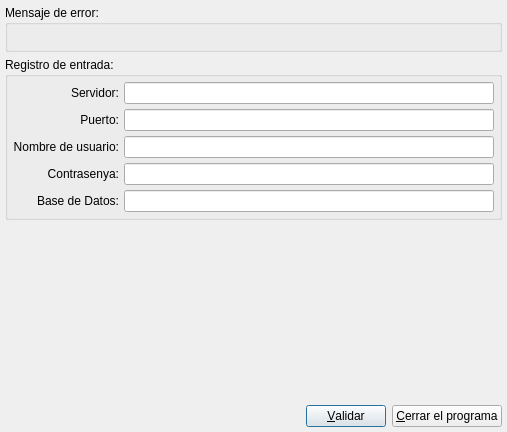
Before: the Qt Designer form bulmages/bulmalib/src/bldblogindialogbase.ui in eboladev/Bulmages-1, drawn with Qt 5.
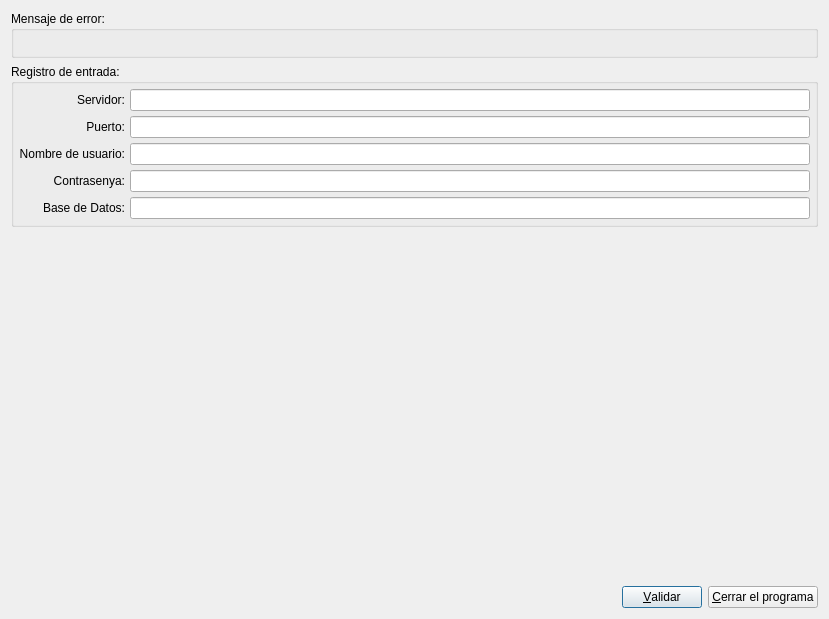
After: the same form once the commit is applied.

Patch:
```diff
--- a/bulmages/bulmalib/src/bldblogindialogbase.ui
+++ b/bulmages/bulmalib/src/bldblogindialogbase.ui
@@ -6,8 +6,8 @@
    <rect>
     <x>0</x>
     <y>0</y>
-    <width>507</width>
-    <height>432</height>
+    <width>829</width>
+    <height>619</height>
    </rect>
   </property>
   <property name="sizePolicy">
@@ -19,13 +19,7 @@
   <property name="windowTitle">
    <string>Lanzador Bulmages</string>
   </property>
-  <layout class="QVBoxLayout">
-   <property name="spacing">
-    <number>5</number>
-   </property>
-   <property name="margin">
-    <number>5</number>
-   </property>
+  <layout class="QVBoxLayout" name="verticalLayout">
    <item>
     <widget class="QGroupBox" name="grpAuthError">
      <property name="title">
@@ -142,14 +136,14 @@
     </widget>
    </item>
    <item>
-    <spacer>
+    <spacer name="verticalSpacer">
      <property name="orientation">
       <enum>Qt::Vertical</enum>
      </property>
      <property name="sizeHint" stdset="0">
       <size>
        <width>20</width>
-       <height>40</height>
+       <height>198</height>
       </size>
      </property>
     </spacer>
```
